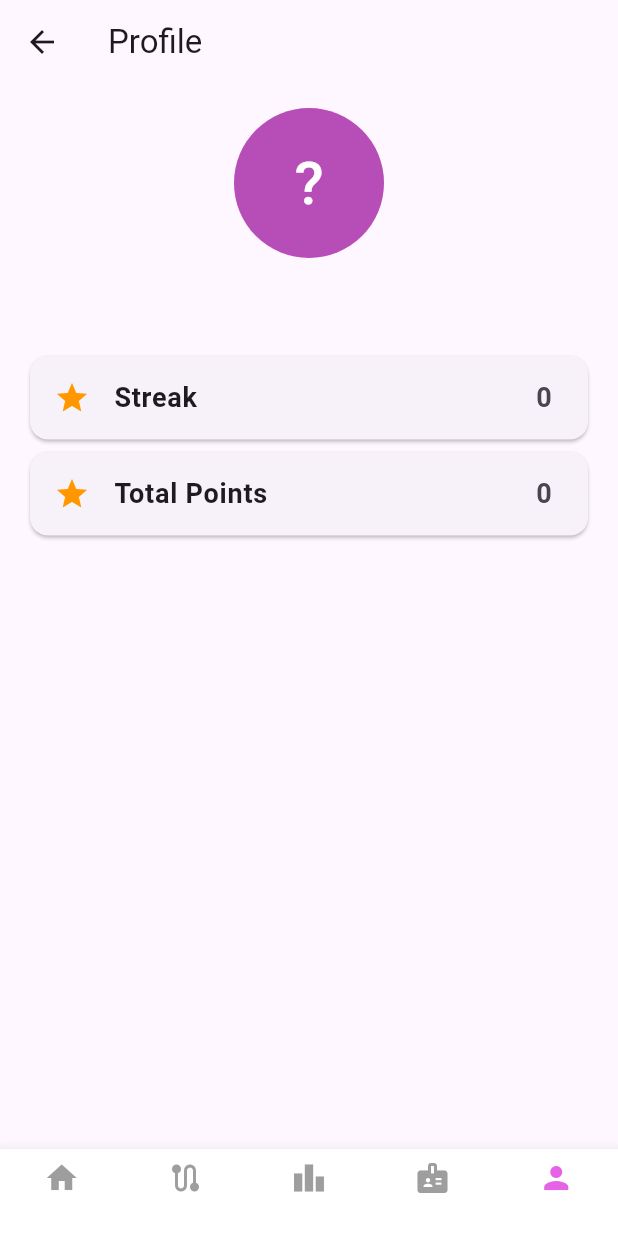
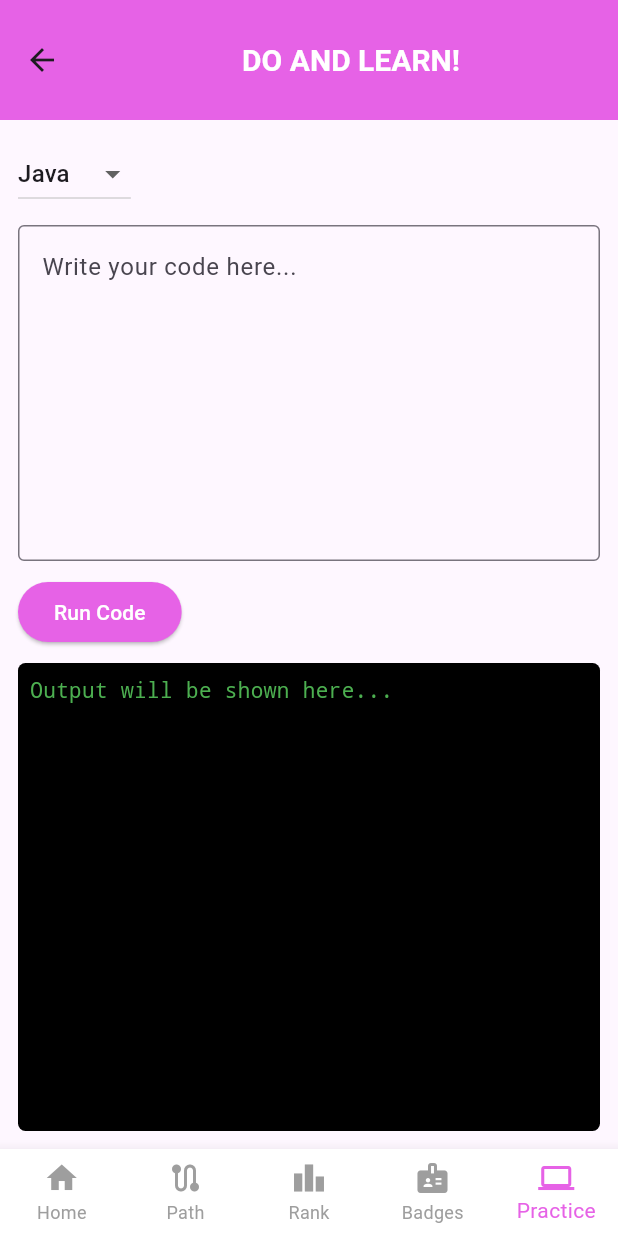
Before and after one commit to Sreeenandana/learnloop, a Flutter app: the HomePage screen opened by its route, item 5 of the bottom bar chosen, on a phone screen of 412 x 824 dp. Run offline on Flutter 3.47's test engine with Material 3 defaults, Android fonts, the phone set to English and light mode, and no system bars; our stand-ins replace cloud_firestore, firebase_auth, firebase_core, firebase_messaging, firebase_storage, flutter_heatmap_calendar and 8 more; missing offline and left inert: workmanager; accounts and stored records are empty; network calls fail.

Commit message:
compiler and progress chart

```diff
--- /dev/null
+++ b/lib/compiler.dart
@@ -0,0 +1,150 @@
+import 'dart:convert';
+import 'package:flutter/material.dart';
+import 'package:http/http.dart' as http;
+
+class CompilerPage extends StatefulWidget {
+  @override
+  _CompilerPageState createState() => _CompilerPageState();
+}
+
+class _CompilerPageState extends State<CompilerPage> {
+  String selectedLanguage = "java"; // Default language
+  final TextEditingController _codeController = TextEditingController();
+  String output = "Output will be shown here...";
+  bool isLoading = false;
+
+  // Map language names to JDoodle language identifiers
+  final Map<String, String> languageMap = {
+    "Python": "python3",
+    "Java": "java",
+    "C++": "cpp17",
+    "C": "c",
+  };
+
+  // Function to send code to JDoodle API and get output
+  Future<void> runCode() async {
+    setState(() {
+      isLoading = true;
+      output = "Running...";
+    });
+
+    final response = await http.post(
+      Uri.parse("https://api.jdoodle.com/v1/execute"),
+      headers: {"Content-Type": "application/json"},
+      body: jsonEncode({
+        "script": _codeController.text,
+        "language": selectedLanguage,
+        "versionIndex": "0",
+        "clientId":
+            "d2eedf346ac96ef417edc0fb489a0aa4", // Replace with your JDoodle clientId
+        "clientSecret":
+            "f657da55d1953188b20ebdd356f3dbd84f8ba98fcab178c847462bda4e73daf5", // Replace with your JDoodle secret
+      }),
+    );
+
+    if (response.statusCode == 200) {
+      final result = jsonDecode(response.body);
+      setState(() {
+        output = result["output"];
+        isLoading = false;
+      });
+    } else {
+      setState(() {
+        output = "Error: ${response.statusCode}";
+        isLoading = false;
+      });
+    }
+  }
+
+  @override
+  Widget build(BuildContext context) {
+    return Scaffold(
+      appBar: AppBar(
+        backgroundColor: Color.fromARGB(255, 230, 98, 230),
+        toolbarHeight: 80.0,
+        title: Row(
+          mainAxisAlignment: MainAxisAlignment.center,
+          children: [
+// Adjust this value to move text more to the right
+            Text(
+              "DO AND LEARN!",
+              style: TextStyle(
+                color: Colors.white,
+                fontSize: 20,
+                fontWeight: FontWeight.bold,
+              ),
+            ),
+          ],
+        ),
+      ),
+      body: Padding(
+        padding: EdgeInsets.all(12),
+        child: Column(
+          crossAxisAlignment: CrossAxisAlignment.start,
+          children: [
+            // Language Dropdown
+            DropdownButton<String>(
+              value: selectedLanguage,
+              onChanged: (newValue) {
+                setState(() {
+                  selectedLanguage = newValue!;
+                });
+              },
+              items: languageMap.entries.map((entry) {
+                return DropdownMenuItem<String>(
+                  value: entry.value,
+                  child: Text(entry.key),
+                );
+              }).toList(),
+            ),
+
+            SizedBox(height: 10),
+
+            // Code Input Box
+            TextField(
+              controller: _codeController,
+              maxLines: 8,
+              decoration: InputDecoration(
+                hintText: "Write your code here...",
+                border: OutlineInputBorder(),
+              ),
+            ),
+
+            SizedBox(height: 10),
+
+            // Run Button
+            ElevatedButton(
+              onPressed: isLoading ? null : runCode,
+              child: Text("Run Code"),
+              style: ElevatedButton.styleFrom(
+                backgroundColor: Color.fromARGB(255, 230, 98, 230),
+                foregroundColor: Colors.white,
+              ),
+            ),
+
+            SizedBox(height: 10),
+
+            // Output Console
+            Expanded(
+              child: Container(
+                width: double.infinity,
+                padding: EdgeInsets.all(8),
+                decoration: BoxDecoration(
+                  color: Colors.black,
+                  borderRadius: BorderRadius.circular(5),
+                ),
+                child: SingleChildScrollView(
+                  child: Text(
+                    output,
+                    style:
+                        TextStyle(color: Colors.green, fontFamily: 'monospace'),
+                  ),
+                ),
+              ),
+            ),
+          ],
+        ),
+      ),
+    );
+  }
+}
--- a/lib/home.dart
+++ b/lib/home.dart
@@ -1,15 +1,16 @@
 import 'package:flutter/material.dart';
 import 'package:firebase_auth/firebase_auth.dart';
 import 'package:cloud_firestore/cloud_firestore.dart';
+import 'package:flutter_highlight/themes/color-brewer.dart';
 import 'package:learnloop/pathdisplay.dart';
 import 'package:learnloop/profile.dart';
 import 'package:learnloop/settings.dart';
 import 'badges.dart';
+import 'compiler.dart';
+import 'package:flutter_heatmap_calendar/flutter_heatmap_calendar.dart';
 import 'package:learnloop/weekly_leaderboard.dart';
-import 'package:table_calendar/table_calendar.dart';
 import 'package:percent_indicator/percent_indicator.dart';
 import 'dart:async';
-import 'content.dart';
 
 class HomePage extends StatefulWidget {
   @override
@@ -17,27 +18,25 @@ class HomePage extends StatefulWidget {
 }
 
 class _HomePageState extends State<HomePage> with WidgetsBindingObserver {
-  String username = "User";
-  final User? user = FirebaseAuth.instance.currentUser;
-  Map<DateTime, double> progressData = {}; // Initialize as a Map
-  DateTime _focusedDay = DateTime.now();
-  CalendarFormat _calendarFormat = CalendarFormat.week;
+  String user = "usser";
+  final FirebaseAuth _auth = FirebaseAuth.instance;
+  Map<DateTime, int> progressData = {}; // Initialize as a Map
   int _totalSubtopics = 1;
   int _completedSubtopics = 0;
-  String currentTopic = "Loading...";
-  String currentSubtopic = "Loading...";
+  DateTime _selectedMonth = DateTime.now();
+  //String currentTopic = "Loading...";
+  String currentSubtopic = "Next Topic...";
   DateTime? _sessionStartTime;
   int _selectedIndex = 0;
 
   @override
   void initState() {
     super.initState();
+    _fetchuser().then((_) {
+      _fetchProgressData();
+    });
     WidgetsBinding.instance.addObserver(this);
-    _fetchUsername();
-    _fetchProgressData();
     _fetchSubtopicProgress();
-    _fetchCurrentTopic();
-    // _fetchCurrentSubtopic();
     _startTrackingTime();
   }
 
@@ -48,36 +47,39 @@ class _HomePageState extends State<HomePage> with WidgetsBindingObserver {
     super.dispose();
   }
 
-  Future<void> _fetchUsername() async {
-    if (user == null) return;
-    DocumentSnapshot userDoc = await FirebaseFirestore.instance
-        .collection('users')
-        .doc(user!.uid)
-        .get();
+  Future<void> _fetchuser() async {
+    String? uid = _auth.currentUser?.uid;
+    if (uid == null) return;
+
+    DocumentSnapshot userDoc =
+        await FirebaseFirestore.instance.collection('users').doc(uid).get();
+
     if (userDoc.exists) {
+      String username = userDoc['Username'] ?? 'User';
       setState(() {
-        username = userDoc['Username'] ?? "User";
+        user = username; // Ensure 'user' is correctly assigned
       });
     }
   }
 
   Future<void> _fetchProgressData() async {
-    if (user == null) return;
+    String? uid = _auth.currentUser?.uid;
+    if (uid == null) return;
 
     final progressRef = FirebaseFirestore.instance
         .collection('users')
-        .doc(user!.uid)
+        .doc(uid)
         .collection('dailyProgress');
 
     QuerySnapshot progressSnapshot = await progressRef.get();
 
-    Map<DateTime, double> timeSpentData = {};
+    Map<DateTime, int> timeSpentData = {}; // Ensure int for heatmap
 
     for (var doc in progressSnapshot.docs) {
       Timestamp timestamp = doc['date'];
       DateTime date = DateTime(timestamp.toDate().year,
           timestamp.toDate().month, timestamp.toDate().day);
-      double timeSpent = (doc['timeSpent'] ?? 0).toDouble();
+      int timeSpent = (doc['timeSpent'] ?? 0).toInt(); // Convert to int
 
       timeSpentData[date] = timeSpent;
     }
@@ -87,64 +89,53 @@ class _HomePageState extends State<HomePage> with WidgetsBindingObserver {
     });
   }
 
+  Map<DateTime, int> _getFilteredData() {
+    return Map.fromEntries(
+      progressData.entries.where((entry) =>
+          entry.key.year == _selectedMonth.year &&
+          entry.key.month == _selectedMonth.month),
+    );
+  }
+
   Future<void> _fetchSubtopicProgress() async {
+    String? user = _auth.currentUser?.uid;
     if (user == null) return;
+
     final learningPathRef = FirebaseFirestore.instance
         .collection('users')
-        .doc(user!.uid)
+        .doc(user)
         .collection('learningPath');
 
     QuerySnapshot learningPathSnapshot = await learningPathRef.get();
+
     int totalSubtopics = 0;
     int completedSubtopics = 0;
+    String? nextSubtopic;
 
     for (var doc in learningPathSnapshot.docs) {
       List<dynamic> subtopics = doc['subtopics'] ?? [];
+
       totalSubtopics += subtopics.length;
       completedSubtopics +=
           subtopics.where((sub) => sub['status'] == 'completed').length;
+
+      // Find the first subtopic that is not completed
+      for (var sub in subtopics) {
+        if (sub['status'] != 'completed') {
+          nextSubtopic = sub['name']; // Get the first uncompleted subtopic
+          break; // Stop searching
+        }
+      }
+
+      // Stop searching once we find the next subtopic
+      if (nextSubtopic != null) break;
     }
 
     setState(() {
       _totalSubtopics = totalSubtopics > 0 ? totalSubtopics : 1;
       _completedSubtopics = completedSubtopics;
+      currentSubtopic = nextSubtopic ?? "All subtopics completed!";
     });
-  }
-
-  Future<void> _fetchCurrentTopic() async {
-    print("Fetching current topic...");
-    if (user == null) return;
-
-    final learningPathRef = FirebaseFirestore.instance
-        .collection('users')
-        .doc(user!.uid)
-        .collection('learningPath');
-
-    QuerySnapshot learningPathSnapshot = await learningPathRef.get();
-
-    String newTopic = "All topics completed!"; // Default message
-
-    for (var doc in learningPathSnapshot.docs) {
-      String topicName = doc.id;
-      Map<String, dynamic> data =
-          doc.data() as Map<String, dynamic>; // Cast to Map
-
-      bool isCompleted =
-          data.containsKey('completed') ? (data['completed'] as bool) : false;
-
-      print("Topic: $topicName, Completed: $isCompleted");
-
-      if (!isCompleted) {
-        newTopic = topicName; // Set the first topic that is not completed
-        break; // Stop looking for topics
-      }
-    }
-
-    setState(() {
-      currentTopic = newTopic; // Update UI
-    });
-
-    print("Current Topic: $currentTopic");
   }
 
   void _startTrackingTime() {
@@ -152,6 +143,7 @@ class _HomePageState extends State<HomePage> with WidgetsBindingObserver {
   }
 
   void _stopTrackingTime() async {
+    String? user = _auth.currentUser?.uid;
     if (_sessionStartTime == null || user == null) return;
     DateTime now = DateTime.now();
     Duration sessionDuration = now.difference(_sessionStartTime!);
@@ -162,7 +154,7 @@ class _HomePageState extends State<HomePage> with WidgetsBindingObserver {
 
     DocumentReference progressRef = FirebaseFirestore.instance
         .collection('users')
-        .doc(user!.uid)
+        .doc(user)
         .collection('dailyProgress')
         .doc(docId);
 
@@ -173,47 +165,114 @@ class _HomePageState extends State<HomePage> with WidgetsBindingObserver {
   }
 
   @override
+  void didChangeAppLifecycleState(AppLifecycleState state) {
+    if (state == AppLifecycleState.paused ||
+        state == AppLifecycleState.detached) {
+      _stopTrackingTime();
+    }
+  }
+
+  @override
   Widget build(BuildContext context) {
     double progress = _completedSubtopics / _totalSubtopics;
     return Scaffold(
       backgroundColor: Colors.grey[100],
       appBar: _selectedIndex == 0
           ? AppBar(
-              actions: [
-                IconButton(
-                  icon: Icon(Icons.settings),
+              backgroundColor: Color.fromARGB(255, 230, 98, 230),
+              toolbarHeight: 80.0,
+              title: Row(
+                mainAxisAlignment: MainAxisAlignment.start,
+                children: [
+                  Text(
+                    "Welcome, $user!",
+                    style: TextStyle(
+                      fontSize: 32,
+                      fontWeight: FontWeight.bold,
+                      color: Color.fromARGB(255, 248, 245, 248),
+                    ),
+                  ),
+                ],
+              ),
+              leading: Builder(
+                builder: (context) => IconButton(
+                  icon: Icon(Icons.menu),
                   onPressed: () {
-                    Navigator.push(
-                      context,
-                      MaterialPageRoute(builder: (context) => SettingsPage()),
-                    );
+                    Scaffold.of(context).openDrawer();
+                  },
+                ),
+              ),
+            )
+          : null,
+
+      drawer: Drawer(
+        child: ListView(
+          padding: EdgeInsets.zero,
+          children: [
+            DrawerHeader(
+              decoration: BoxDecoration(
+                color: Color.fromARGB(255, 230, 98, 230),
+              ),
+              child: Text(
+                'Menu',
+                style: TextStyle(fontSize: 24, color: Colors.white),
+              ),
+            ),
+            ListTile(
+              leading: Icon(Icons.settings),
+              title: Text('Settings'),
+              onTap: () {
+                Navigator.push(context,
+                    MaterialPageRoute(builder: (context) => SettingsPage()));
+              },
+            ),
+            ListTile(
+              leading: Icon(Icons.person),
+              title: Text('Profile'),
+              onTap: () {
+                Navigator.push(context,
+                    MaterialPageRoute(builder: (context) => ProfilePage()));
+              },
+            ),
+            Divider(),
+            ListTile(
+              title: Text('Languages'),
+              enabled: false, // Non-clickable title
+            ),
+            ListTile(
+              title: Text('Java',
+                  style: TextStyle(
+                      fontWeight: FontWeight.bold, color: Colors.purple)),
+              onTap: () {
+                print('Selected Java');
+              },
+            ),
+            ListTile(
+              title: Text('Python'),
+              onTap: () {
+                print('Selected Python');
+              },
+            ),
+            ListTile(
+              title: Text('C++'),
+              onTap: () {
+                print('Selected C++');
               },
             ),
           ],
-              backgroundColor: Color.fromARGB(
-                  255, 230, 98, 230), // Customize the AppBar color
-            )
-          : null, // No AppBar for other pages
+        ),
+      ),
+// No AppBar for other pages
       body: IndexedStack(
         index: _selectedIndex,
         children: [
-          // HomePage content: You can display the username and progress details
-          Padding(
+          SingleChildScrollView(
+            child: Padding(
               padding: const EdgeInsets.all(8.0),
               child: Column(
-              crossAxisAlignment: CrossAxisAlignment.start,
+                crossAxisAlignment: CrossAxisAlignment.center,
                 children: [
-                // Welcome message
-                Text(
-                  "Welcome, $username!",
-                  style: TextStyle(
-                    fontSize: 32, // Larger font size for the welcome message
-                    fontWeight: FontWeight.bold,
-                    color: Color.fromARGB(255, 230, 98, 230),
-                  ),
-                ),
                   SizedBox(height: 25),
-                // Progress Indicator
                   Center(
                     child: CircularPercentIndicator(
                       radius: 50.0,
@@ -227,16 +286,14 @@ class _HomePageState extends State<HomePage> with WidgetsBindingObserver {
                           color: Color.fromARGB(255, 230, 98, 230),
                         ),
                       ),
-                    progressColor: Colors.green,
+                      progressColor: Colors.pink,
                       backgroundColor: Colors.grey,
                     ),
                   ),
-
                   SizedBox(height: 40),
                   Center(
                     child: GestureDetector(
                       onTap: () {
-                      // Navigate to the subtopic content page
                         Navigator.push(
                           context,
                           MaterialPageRoute(
@@ -246,7 +303,6 @@ class _HomePageState extends State<HomePage> with WidgetsBindingObserver {
                       },
                       child: Column(
                         children: [
-                        // Continue Learning text outside the box
                           Text(
                             "Continue Learning",
                             style: TextStyle(
@@ -254,34 +310,27 @@ class _HomePageState extends State<HomePage> with WidgetsBindingObserver {
                               color: Colors.black54,
                             ),
                           ),
-                        SizedBox(
-                            height: 10), // Space between the text and the box
-
-                        // Box containing the topic name
+                          SizedBox(height: 10),
                           Container(
                             padding: EdgeInsets.symmetric(
-                              vertical: 12,
-                              horizontal: 16), // Padding for the box
+                                vertical: 12, horizontal: 16),
                             decoration: BoxDecoration(
-                            color:
-                                Color.fromARGB(255, 230, 98, 230), // Box color
-                            borderRadius:
-                                BorderRadius.circular(8), // Rounded corners
+                              color: Color.fromARGB(255, 230, 98, 230),
+                              borderRadius: BorderRadius.circular(8),
                               boxShadow: [
                                 BoxShadow(
-                                color: Colors.grey.shade300, // Shadow color
-                                blurRadius: 6, // Blur effect for the shadow
-                                offset: Offset(0, 4), // Shadow position
+                                  color: Colors.grey.shade300,
+                                  blurRadius: 6,
+                                  offset: Offset(0, 4),
                                 ),
                               ],
                             ),
                             child: Text(
-                            "$currentTopic", // Topic name inside the box
+                              "$currentSubtopic",
                               style: TextStyle(
                                 fontSize: 18,
-                              color: Colors.white, // Text color
-                              fontWeight:
-                                  FontWeight.bold, // Text weight for emphasis
+                                color: Colors.white,
+                                fontWeight: FontWeight.bold,
                               ),
                             ),
                           ),
@@ -289,47 +338,60 @@ class _HomePageState extends State<HomePage> with WidgetsBindingObserver {
                       ),
                     ),
                   ),
-
-                TableCalendar(
-                  firstDay: DateTime.utc(2025, 1, 1),
-                  lastDay: DateTime.utc(2025, 12, 31),
-                  focusedDay: _focusedDay,
-                  calendarFormat: _calendarFormat,
-                  calendarBuilders: CalendarBuilders(
-                    defaultBuilder: (context, day, focusedDay) {
-                      DateTime normalizedDay =
-                          DateTime(day.year, day.month, day.day);
-                      double timeSpent = progressData[normalizedDay] ?? 0.0;
-
-                      double intensity = (timeSpent / 100.0)
-                          .clamp(0.0, 1.0); // Normalize & clamp
-
-                      return Container(
-                        margin: EdgeInsets.all(4),
+                  SizedBox(height: 20),
+                  Padding(
+                    padding:
+                        EdgeInsets.symmetric(horizontal: 16), // Side margin
+                    child: Container(
+                      width: double.infinity,
+                      padding: EdgeInsets.all(20),
                       decoration: BoxDecoration(
-                          color: Color.lerp(Colors.white,
-                              Color.fromARGB(255, 230, 98, 230), intensity),
+                        color: Colors.white,
                         borderRadius: BorderRadius.circular(8),
+                        boxShadow: [
+                          BoxShadow(
+                            color: const Color.fromARGB(255, 247, 244, 244),
+                            blurRadius: 2,
+                            offset: Offset(0, 4),
                           ),
-                        child: Center(child: Text('${day.day}')),
-                      );
+                        ],
+                      ),
+                      child: SingleChildScrollView(
+                        scrollDirection:
+                            Axis.horizontal, // Enables horizontal scrolling
+                        child: HeatMap(
+                          startDate: DateTime(
+                              _selectedMonth.year, DateTime.february - 1, 1),
+                          endDate: DateTime(
+                              _selectedMonth.year, DateTime.december + 1, 0),
+                          datasets:
+                              _getFilteredData(), // Ensure this includes data for 3 months
+                          size: 22, // Bigger boxes
+                          textColor: Colors.black,
+                          colorsets: {
+                            1: Colors.pink[100]!,
+                            5: Colors.pink[300]!,
+                            10: Colors.pink[500]!,
+                            15: Colors.pink[700]!,
+                            20: Colors.pink[900]!,
+                          },
+                          showText: false, // Hide date text inside blocks
+                          onClick: (date) {
+                            print(
+                                "Selected date: $date, Progress: ${progressData[date] ?? 0}");
                           },
                         ),
-                  onDaySelected: (selectedDay, focusedDay) {
-                    setState(() {
-                      _focusedDay = focusedDay;
-                    });
-                  },
                       ),
-
-                SizedBox(height: 20),
+                    ),
+                  ),
                 ],
+              ),
             ),
           ),
           LearningPathDisplay(),
           WeeklyLeaderboard(),
           BadgesPage(),
-          ProfilePage(),
+          CompilerPage(),
         ],
       ),
       bottomNavigationBar: BottomNavigationBar(
@@ -340,11 +402,12 @@ class _HomePageState extends State<HomePage> with WidgetsBindingObserver {
           });
         },
         items: [
-          BottomNavigationBarItem(icon: Icon(Icons.home), label: ' '),
-          BottomNavigationBarItem(icon: Icon(Icons.route), label: ' '),
-          BottomNavigationBarItem(icon: Icon(Icons.leaderboard), label: ' '),
-          BottomNavigationBarItem(icon: Icon(Icons.badge), label: ' '),
-          BottomNavigationBarItem(icon: Icon(Icons.person), label: ' '),
+          BottomNavigationBarItem(icon: Icon(Icons.home), label: 'Home'),
+          BottomNavigationBarItem(icon: Icon(Icons.route), label: 'Path'),
+          BottomNavigationBarItem(icon: Icon(Icons.leaderboard), label: 'Rank'),
+          BottomNavigationBarItem(icon: Icon(Icons.badge), label: 'Badges'),
+          BottomNavigationBarItem(
+              icon: Icon(Icons.computer), label: 'Practice'),
         ],
         selectedItemColor: Color.fromARGB(255, 230, 98, 230),
         unselectedItemColor: Colors.grey,
--- a/pubspec.yaml
+++ b/pubspec.yaml
@@ -30,7 +30,7 @@ environment:
 dependencies:
   flutter:
     sdk: flutter
-  table_calendar: ^3.0.9
+  flutter_heatmap_calendar: ^1.0.1
   flutter_highlight: ^0.7.0
   shared_preferences: ^2.1.0
   google_sign_in: ^5.0.7
```
Also changed, not shown: lib/badges.dart (+18 -1 lines), lib/pathdisplay.dart (+17 -1 lines), lib/weekly_leaderboard.dart (+16 -2 lines), pubspec.lock. Lines whose indentation alone changed are shown as unchanged.
